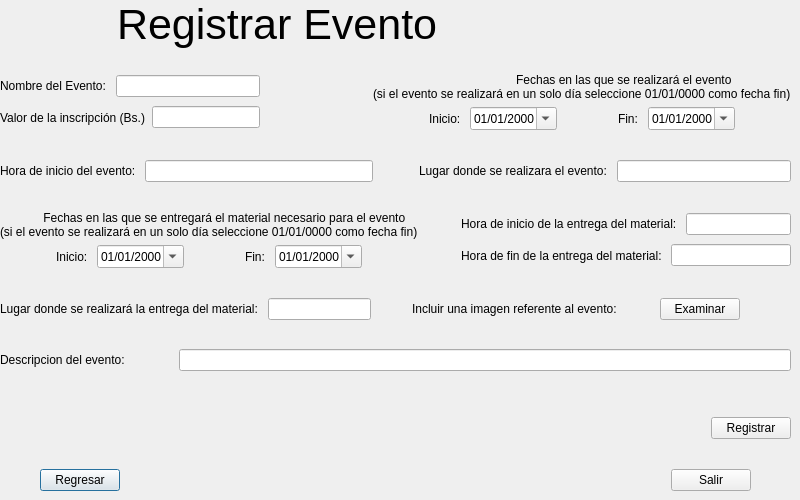
Before: the Qt Designer form project/regeventwindow.ui in EduuardoPerez/Championship, drawn with Qt 5.
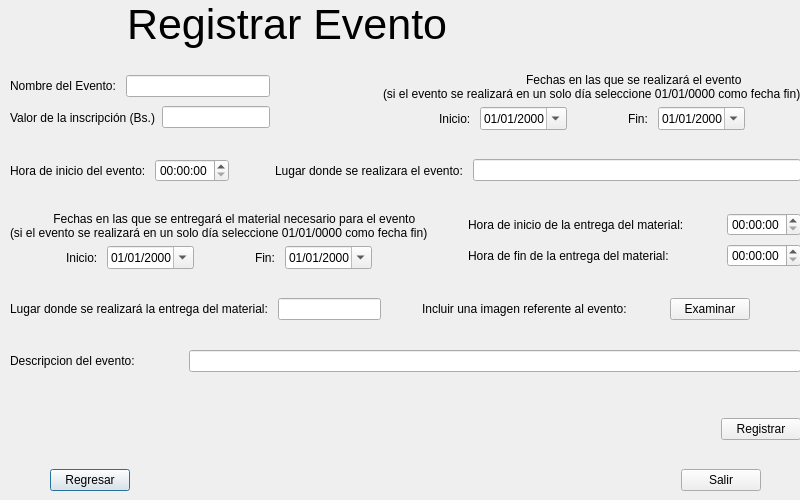
After: the same form once the commit is applied. Icons and pictures are not drawn.

Diff of the .ui file:
```diff
--- a/project/regeventwindow.ui
+++ b/project/regeventwindow.ui
@@ -16,7 +16,7 @@
   <widget class="QWidget" name="layoutWidget">
    <property name="geometry">
     <rect>
-     <x>0</x>
+     <x>10</x>
      <y>0</y>
      <width>791</width>
      <height>491</height>
@@ -342,7 +342,18 @@
            </widget>
           </item>
           <item>
-           <widget class="QLineEdit" name="horaeventole_2"/>
+           <widget class="QTimeEdit" name="teEventHour">
+            <property name="calendarPopup">
+             <bool>false</bool>
+            </property>
+            <property name="time">
+             <time>
+              <hour>0</hour>
+              <minute>0</minute>
+              <second>0</second>
+             </time>
+            </property>
+           </widget>
           </item>
          </layout>
         </item>
@@ -509,7 +520,20 @@
            </widget>
           </item>
           <item>
-           <widget class="QLineEdit" name="horainimaterialle_2"/>
+           <spacer name="horizontalSpacer_2">
+            <property name="orientation">
+             <enum>Qt::Horizontal</enum>
+            </property>
+            <property name="sizeHint" stdset="0">
+             <size>
+              <width>40</width>
+              <height>20</height>
+             </size>
+            </property>
+           </spacer>
+          </item>
+          <item>
+           <widget class="QTimeEdit" name="teHourBegMate"/>
           </item>
          </layout>
         </item>
@@ -536,7 +560,20 @@
            </widget>
           </item>
           <item>
-           <widget class="QLineEdit" name="horafinmaterialle_2"/>
+           <spacer name="horizontalSpacer">
+            <property name="orientation">
+             <enum>Qt::Horizontal</enum>
+            </property>
+            <property name="sizeHint" stdset="0">
+             <size>
+              <width>40</width>
+              <height>20</height>
+             </size>
+            </property>
+           </spacer>
+          </item>
+          <item>
+           <widget class="QTimeEdit" name="teHourFinMate"/>
           </item>
          </layout>
         </item>
```
Left out of the diff: 52 changed lines with no effect on the pictures.
